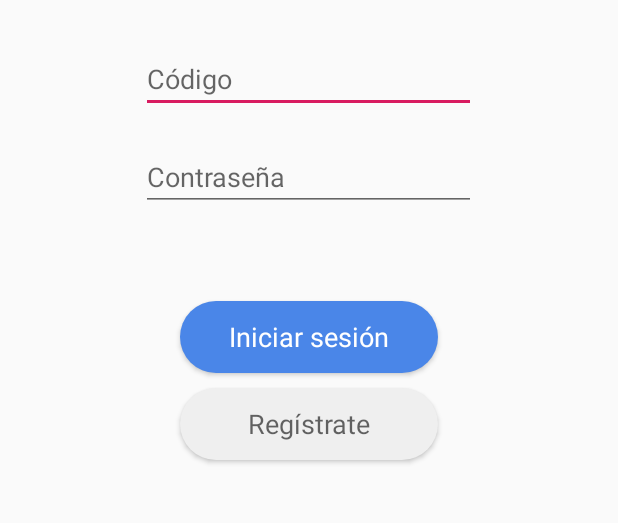
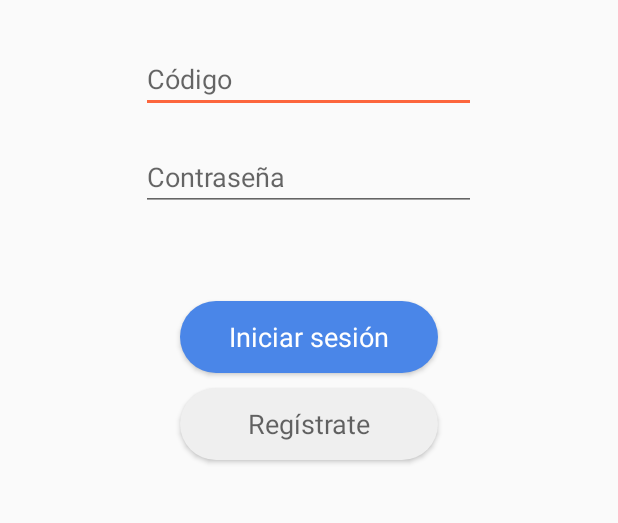
Before and after one commit to Giancarlo987/PisciSoft, an Android app: the screen it shows after launch (MainActivity), on a phone screen of 412 x 824 dp, the part 300-823 px from its top. Run offline under Robolectric (Android 15) with nearby library versions, the phone set to English and light mode, and no system bars; our stand-ins replace Firebase (no records; nobody signed in at launch, a user with empty details on screens opened directly).

Commit message:
Cambio de colores

```diff
--- a/PiscisoftMobile/app/src/main/res/values/colors.xml
+++ b/PiscisoftMobile/app/src/main/res/values/colors.xml
@@ -1,6 +1,6 @@
 <?xml version="1.0" encoding="utf-8"?>
 <resources>
-    <color name="colorPrimary">#008577</color>
-    <color name="colorPrimaryDark">#00574B</color>
-    <color name="colorAccent">#D81B60</color>
+    <color name="colorPrimary">#FFFFFF</color>
+    <color name="colorPrimaryDark">#FFFFFF</color>
+    <color name="colorAccent">#FC663D</color>
 </resources>
```
